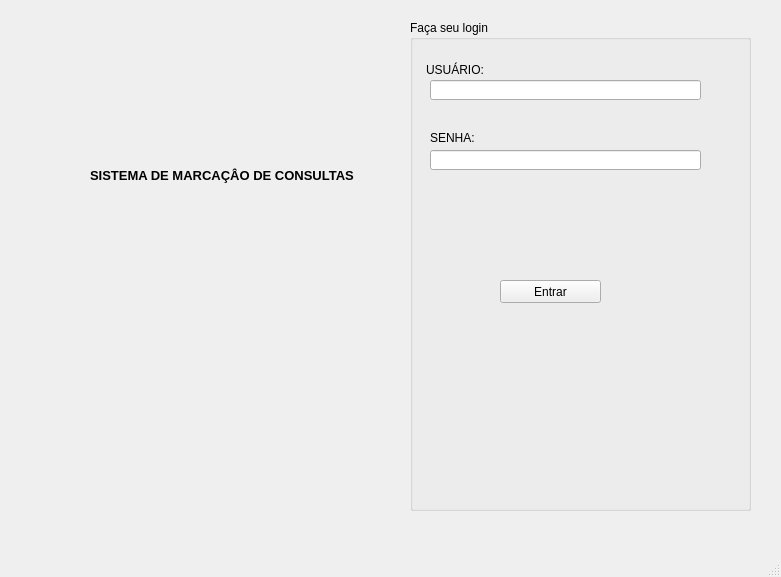
Before: the Qt Designer form ui/mainwindow.ui in willasantos/Projeto-SDMC, drawn with Qt 5.
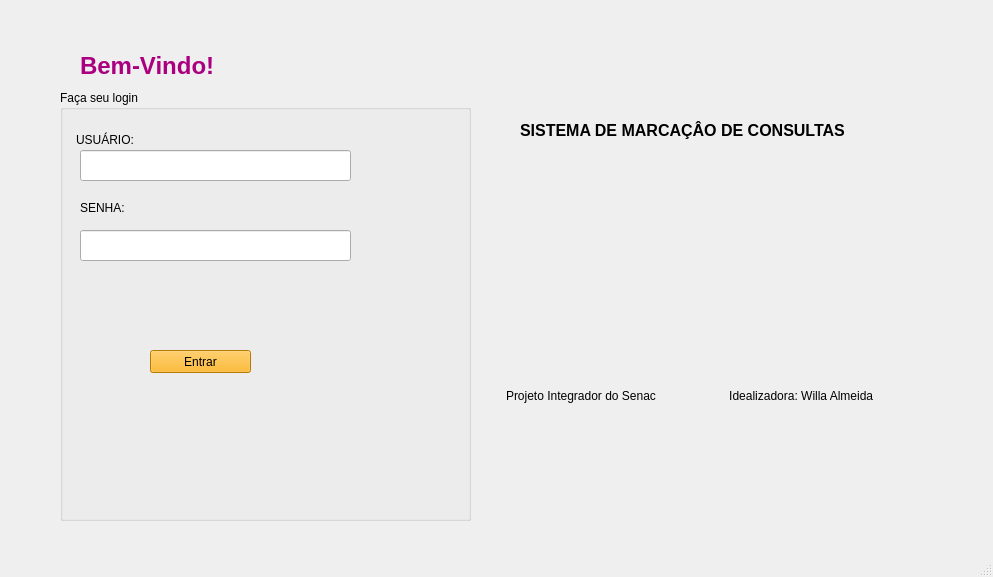
After: the same form once the commit is applied.

The edit to the form file:
```diff
--- a/ui/mainwindow.ui
+++ b/ui/mainwindow.ui
@@ -6,7 +6,7 @@
    <rect>
     <x>0</x>
     <y>0</y>
-    <width>781</width>
+    <width>993</width>
     <height>577</height>
    </rect>
   </property>
@@ -19,7 +19,7 @@
      <rect>
       <x>40</x>
       <y>-50</y>
-      <width>721</width>
+      <width>911</width>
       <height>581</height>
      </rect>
     </property>
@@ -27,10 +27,10 @@
      <widget class="QWidget" name="horizontalLayoutWidget">
       <property name="geometry">
        <rect>
-        <x>50</x>
-        <y>100</y>
-        <width>305</width>
-        <height>251</height>
+        <x>480</x>
+        <y>80</y>
+        <width>381</width>
+        <height>201</height>
        </rect>
       </property>
       <layout class="QHBoxLayout" name="horizontalLayout">
@@ -38,7 +38,7 @@
         <widget class="QLabel" name="label">
          <property name="font">
           <font>
-           <pointsize>10</pointsize>
+           <pointsize>12</pointsize>
            <weight>75</weight>
            <bold>true</bold>
           </font>
@@ -53,10 +53,10 @@
      <widget class="QWidget" name="horizontalLayoutWidget_2">
       <property name="geometry">
        <rect>
-        <x>370</x>
-        <y>70</y>
-        <width>341</width>
-        <height>491</height>
+        <x>20</x>
+        <y>140</y>
+        <width>411</width>
+        <height>431</height>
        </rect>
       </property>
       <layout class="QHBoxLayout" name="horizontalLayout_2">
@@ -97,17 +97,20 @@
             <x>20</x>
             <y>60</y>
             <width>271</width>
-            <height>20</height>
+            <height>31</height>
            </rect>
           </property>
          </widget>
          <widget class="QLineEdit" name="lineEdit_2">
+          <property name="enabled">
+           <bool>true</bool>
+          </property>
           <property name="geometry">
            <rect>
             <x>20</x>
-            <y>130</y>
+            <y>140</y>
             <width>271</width>
-            <height>20</height>
+            <height>31</height>
            </rect>
           </property>
          </widget>
@@ -120,6 +123,124 @@
             <height>23</height>
            </rect>
           </property>
+          <property name="palette">
+           <palette>
+            <active>
+             <colorrole role="Button">
+              <brush brushstyle="SolidPattern">
+               <color alpha="255">
+                <red>255</red>
+                <green>170</green>
+                <blue>0</blue>
+               </color>
+              </brush>
+             </colorrole>
+             <colorrole role="Base">
+              <brush brushstyle="SolidPattern">
+               <color alpha="255">
+                <red>255</red>
+                <green>170</green>
+                <blue>0</blue>
+               </color>
+              </brush>
+             </colorrole>
+             <colorrole role="Window">
+              <brush brushstyle="SolidPattern">
+               <color alpha="255">
+                <red>255</red>
+                <green>170</green>
+                <blue>0</blue>
+               </color>
+              </brush>
+             </colorrole>
+             <colorrole role="AlternateBase">
+              <brush brushstyle="SolidPattern">
+               <color alpha="255">
+                <red>255</red>
+                <green>170</green>
+                <blue>0</blue>
+               </color>
+              </brush>
+             </colorrole>
+            </active>
+            <inactive>
+             <colorrole role="Button">
+              <brush brushstyle="SolidPattern">
+               <color alpha="255">
+                <red>255</red>
+                <green>170</green>
+                <blue>0</blue>
+               </color>
+              </brush>
+             </colorrole>
+             <colorrole role="Base">
+              <brush brushstyle="SolidPattern">
+               <color alpha="255">
+                <red>255</red>
+                <green>170</green>
+                <blue>0</blue>
+               </color>
+              </brush>
+             </colorrole>
+             <colorrole role="Window">
+              <brush brushstyle="SolidPattern">
+               <color alpha="255">
+                <red>255</red>
+                <green>170</green>
+                <blue>0</blue>
+               </color>
+              </brush>
+             </colorrole>
+             <colorrole role="AlternateBase">
+              <brush brushstyle="SolidPattern">
+               <color alpha="255">
+                <red>255</red>
+                <green>170</green>
+                <blue>0</blue>
+               </color>
+              </brush>
+             </colorrole>
+            </inactive>
+            <disabled>
+             <colorrole role="Button">
+              <brush brushstyle="SolidPattern">
+               <color alpha="255">
+                <red>255</red>
+                <green>170</green>
+                <blue>0</blue>
+               </color>
+              </brush>
+             </colorrole>
+             <colorrole role="Base">
+              <brush brushstyle="SolidPattern">
+               <color alpha="255">
+                <red>255</red>
+                <green>170</green>
+                <blue>0</blue>
+               </color>
+              </brush>
+             </colorrole>
+             <colorrole role="Window">
+              <brush brushstyle="SolidPattern">
+               <color alpha="255">
+                <red>255</red>
+                <green>170</green>
+                <blue>0</blue>
+               </color>
+              </brush>
+             </colorrole>
+             <colorrole role="AlternateBase">
+              <brush brushstyle="SolidPattern">
+               <color alpha="255">
+                <red>255</red>
+                <green>170</green>
+                <blue>0</blue>
+               </color>
+              </brush>
+             </colorrole>
+            </disabled>
+           </palette>
+          </property>
           <property name="text">
            <string>Entrar</string>
           </property>
@@ -128,6 +249,164 @@
        </item>
       </layout>
      </widget>
+     <widget class="QLabel" name="label_4">
+      <property name="geometry">
+       <rect>
+        <x>40</x>
+        <y>60</y>
+        <width>381</width>
+        <height>111</height>
+       </rect>
+      </property>
+      <property name="palette">
+       <palette>
+        <active>
+         <colorrole role="WindowText">
+          <brush brushstyle="SolidPattern">
+           <color alpha="255">
+            <red>170</red>
+            <green>0</green>
+            <blue>127</blue>
+           </color>
+          </brush>
+         </colorrole>
+         <colorrole role="Text">
+          <brush brushstyle="SolidPattern">
+           <color alpha="255">
+            <red>170</red>
+            <green>0</green>
+            <blue>127</blue>
+           </color>
+          </brush>
+         </colorrole>
+         <colorrole role="Base">
+          <brush brushstyle="SolidPattern">
+           <color alpha="255">
+            <red>170</red>
+            <green>0</green>
+            <blue>127</blue>
+           </color>
+          </brush>
+         </colorrole>
+         <colorrole role="Window">
+          <brush brushstyle="SolidPattern">
+           <color alpha="255">
+            <red>170</red>
+            <green>0</green>
+            <blue>127</blue>
+           </color>
+          </brush>
+         </colorrole>
+        </active>
+        <inactive>
+         <colorrole role="WindowText">
+          <brush brushstyle="SolidPattern">
+           <color alpha="255">
+            <red>170</red>
+            <green>0</green>
+            <blue>127</blue>
+           </color>
+          </brush>
+         </colorrole>
+         <colorrole role="Text">
+          <brush brushstyle="SolidPattern">
+           <color alpha="255">
+            <red>170</red>
+            <green>0</green>
+            <blue>127</blue>
+           </color>
+          </brush>
+         </colorrole>
+         <colorrole role="Base">
+          <brush brushstyle="SolidPattern">
+           <color alpha="255">
+            <red>170</red>
+            <green>0</green>
+            <blue>127</blue>
+           </color>
+          </brush>
+         </colorrole>
+         <colorrole role="Window">
+          <brush brushstyle="SolidPattern">
+           <color alpha="255">
+            <red>170</red>
+            <green>0</green>
+            <blue>127</blue>
+           </color>
+          </brush>
+         </colorrole>
+        </inactive>
+        <disabled>
+         <colorrole role="WindowText">
+          <brush brushstyle="SolidPattern">
+           <color alpha="255">
+            <red>120</red>
+            <green>120</green>
+            <blue>120</blue>
+           </color>
+          </brush>
+         </colorrole>
+         <colorrole role="Text">
+          <brush brushstyle="SolidPattern">
+           <color alpha="255">
+            <red>120</red>
+            <green>120</green>
+            <blue>120</blue>
+           </color>
+          </brush>
+         </colorrole>
+         <colorrole role="Base">
+          <brush brushstyle="SolidPattern">
+           <color alpha="255">
+            <red>170</red>
+            <green>0</green>
+            <blue>127</blue>
+           </color>
+          </brush>
+         </colorrole>
+         <colorrole role="Window">
+          <brush brushstyle="SolidPattern">
+           <color alpha="255">
+            <red>170</red>
+            <green>0</green>
+            <blue>127</blue>
+           </color>
+          </brush>
+         </colorrole>
+        </disabled>
+       </palette>
+      </property>
+      <property name="font">
+       <font>
+        <pointsize>18</pointsize>
+        <weight>75</weight>
+        <bold>true</bold>
+       </font>
+      </property>
+      <property name="text">
+       <string>Bem-Vindo!</string>
+      </property>
+     </widget>
+     <widget class="QLabel" name="label_5">
+      <property name="geometry">
+       <rect>
+        <x>466</x>
+        <y>320</y>
+        <width>421</width>
+        <height>251</height>
+       </rect>
+      </property>
+      <property name="font">
+       <font>
+        <pointsize>9</pointsize>
+        <weight>50</weight>
+        <bold>false</bold>
+       </font>
+      </property>
+      <property name="text">
+       <string>Projeto Integrador do Senac                      Idealizadora: Willa Almeida</string>
+      </property>
+     </widget>
     </widget>
     <widget class="QWidget" name="page_enter">
      <widget class="QWidget" name="horizontalLayoutWidget_3">
```
Left out of the diff: 24 changed lines with no effect on the pictures.
